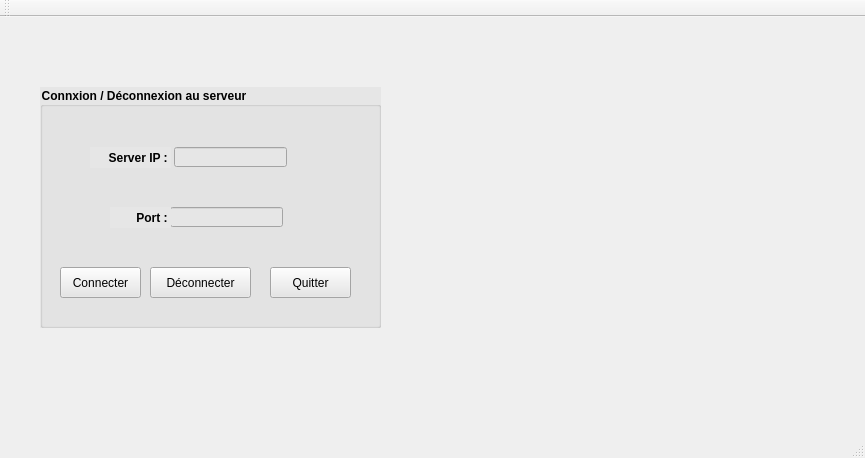
First picture: the form in TP3_cloches.ui, repository Woulfty/TP_Cloches, before the edit.
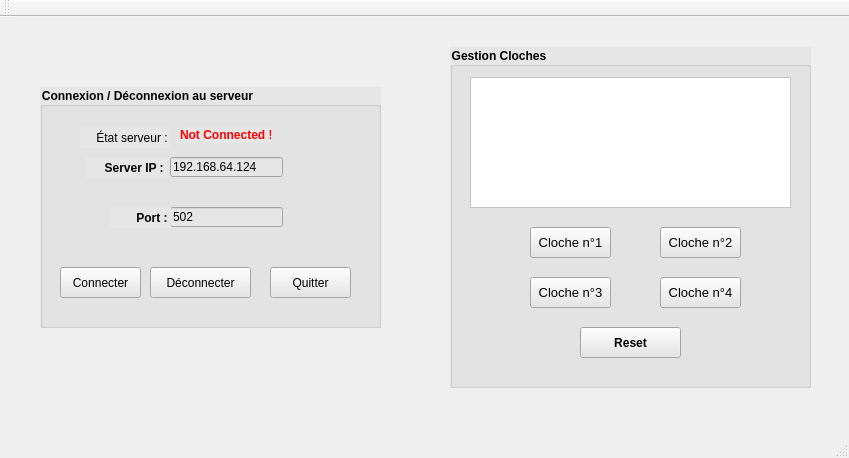
Second picture: the form after the edit.

Commit message: Add IHM & Connexion ( not verified )

Diff of the .ui file:
```diff
--- a/TP3_cloches.ui
+++ b/TP3_cloches.ui
@@ -6,7 +6,7 @@
    <rect>
     <x>0</x>
     <y>0</y>
-    <width>865</width>
+    <width>849</width>
     <height>458</height>
    </rect>
   </property>
@@ -35,7 +35,7 @@
 background-color: rgb(230, 230, 230);</string>
     </property>
     <property name="title">
-     <string>Connxion / Déconnexion au serveur</string>
+     <string>Connexion / Déconnexion au serveur</string>
     </property>
     <widget class="QPushButton" name="Connect">
      <property name="geometry">
@@ -100,12 +100,15 @@
     <widget class="QLineEdit" name="Server_Edit">
      <property name="geometry">
       <rect>
-       <x>134</x>
-       <y>60</y>
+       <x>130</x>
+       <y>70</y>
        <width>113</width>
        <height>20</height>
       </rect>
      </property>
+     <property name="text">
+      <string>192.168.64.124</string>
+     </property>
     </widget>
     <widget class="QLineEdit" name="Port_Edit">
      <property name="geometry">
@@ -116,12 +119,15 @@
        <height>20</height>
       </rect>
      </property>
+     <property name="text">
+      <string>502</string>
+     </property>
     </widget>
     <widget class="QLabel" name="Server_Label">
      <property name="geometry">
       <rect>
-       <x>50</x>
-       <y>60</y>
+       <x>46</x>
+       <y>70</y>
        <width>81</width>
        <height>21</height>
       </rect>
@@ -163,6 +169,184 @@
       <set>Qt::AlignRight|Qt::AlignTrailing|Qt::AlignVCenter</set>
      </property>
     </widget>
+    <widget class="QLabel" name="Qlabeltext">
+     <property name="geometry">
+      <rect>
+       <x>40</x>
+       <y>40</y>
+       <width>91</width>
+       <height>21</height>
+      </rect>
+     </property>
+     <property name="text">
+      <string>État serveur : </string>
+     </property>
+     <property name="alignment">
+      <set>Qt::AlignRight|Qt::AlignTrailing|Qt::AlignVCenter</set>
+     </property>
+    </widget>
+    <widget class="QLabel" name="etatServeur">
+     <property name="geometry">
+      <rect>
+       <x>140</x>
+       <y>40</y>
+       <width>91</width>
+       <height>16</height>
+      </rect>
+     </property>
+     <property name="font">
+      <font>
+       <weight>75</weight>
+       <bold>true</bold>
+      </font>
+     </property>
+     <property name="styleSheet">
+      <string notr="true">color: rgb(255, 0, 0);</string>
+     </property>
+     <property name="text">
+      <string>Not Connected !</string>
+     </property>
+    </widget>
+   </widget>
+   <widget class="QGroupBox" name="groupBox_2">
+    <property name="geometry">
+     <rect>
+      <x>450</x>
+      <y>30</y>
+      <width>361</width>
+      <height>341</height>
+     </rect>
+    </property>
+    <property name="font">
+     <font>
+      <pointsize>9</pointsize>
+      <weight>75</weight>
+      <bold>true</bold>
+     </font>
+    </property>
+    <property name="styleSheet">
+     <string notr="true">border-color: rgb(0, 0, 0);
+background-color: rgb(230, 230, 230);</string>
+    </property>
+    <property name="title">
+     <string>Gestion Cloches</string>
+    </property>
+    <widget class="QPushButton" name="Cloche1">
+     <property name="geometry">
+      <rect>
+       <x>80</x>
+       <y>180</y>
+       <width>81</width>
+       <height>31</height>
+      </rect>
+     </property>
+     <property name="font">
+      <font>
+       <pointsize>10</pointsize>
+       <weight>50</weight>
+       <bold>false</bold>
+      </font>
+     </property>
+     <property name="text">
+      <string>Cloche n°1</string>
+     </property>
+    </widget>
+    <widget class="QPushButton" name="Cloche3">
+     <property name="geometry">
+      <rect>
+       <x>80</x>
+       <y>230</y>
+       <width>81</width>
+       <height>31</height>
+      </rect>
+     </property>
+     <property name="font">
+      <font>
+       <pointsize>10</pointsize>
+       <weight>50</weight>
+       <bold>false</bold>
+      </font>
+     </property>
+     <property name="text">
+      <string>Cloche n°3</string>
+     </property>
+    </widget>
+    <widget class="QPushButton" name="Cloche4">
+     <property name="geometry">
+      <rect>
+       <x>210</x>
+       <y>230</y>
+       <width>81</width>
+       <height>31</height>
+      </rect>
+     </property>
+     <property name="font">
+      <font>
+       <pointsize>10</pointsize>
+       <weight>50</weight>
+       <bold>false</bold>
+      </font>
+     </property>
+     <property name="text">
+      <string>Cloche n°4</string>
+     </property>
+    </widget>
+    <widget class="QPushButton" name="Cloche2">
+     <property name="geometry">
+      <rect>
+       <x>210</x>
+       <y>180</y>
+       <width>81</width>
+       <height>31</height>
+      </rect>
+     </property>
+     <property name="font">
+      <font>
+       <pointsize>10</pointsize>
+       <weight>50</weight>
+       <bold>false</bold>
+      </font>
+     </property>
+     <property name="text">
+      <string>Cloche n°2</string>
+     </property>
+    </widget>
+    <widget class="QPushButton" name="Reset">
+     <property name="geometry">
+      <rect>
+       <x>130</x>
+       <y>280</y>
+       <width>101</width>
+       <height>31</height>
+      </rect>
+     </property>
+     <property name="font">
+      <font>
+       <pointsize>9</pointsize>
+       <weight>75</weight>
+       <bold>true</bold>
+      </font>
+     </property>
+     <property name="text">
+      <string>Reset</string>
+     </property>
+    </widget>
+    <widget class="QTableWidget" name="serverMessage">
+     <property name="geometry">
+      <rect>
+       <x>20</x>
+       <y>30</y>
+       <width>321</width>
+       <height>131</height>
+      </rect>
+     </property>
+     <property name="styleSheet">
+      <string notr="true">background-color: rgb(255, 255, 255);</string>
+     </property>
+     <property name="horizontalScrollBarPolicy">
+      <enum>Qt::ScrollBarAlwaysOff</enum>
+     </property>
+    </widget>
    </widget>
   </widget>
   <widget class="QMenuBar" name="menuBar">
```
Left out of the diff: 143 changed lines with no effect on the pictures. The commit also changes 5 other files.
